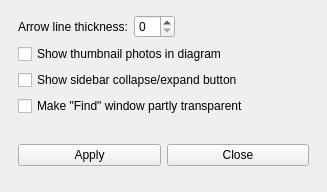
martinvanzijl/genealogy-maker, file gui/preferenceswindow.ui: the form before one commit.
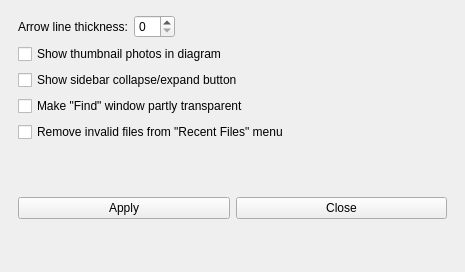
The form after the commit.

Commit message:
Allow removing invalid "recent file" menu entries (#13)
Fixes #11.

Diff of the .ui file:
```diff
--- a/gui/preferenceswindow.ui
+++ b/gui/preferenceswindow.ui
@@ -6,8 +6,8 @@
    <rect>
     <x>0</x>
     <y>0</y>
-    <width>327</width>
-    <height>192</height>
+    <width>465</width>
+    <height>272</height>
    </rect>
   </property>
   <property name="windowTitle">
@@ -26,47 +26,101 @@
       <property name="frameShadow">
        <enum>QFrame::Raised</enum>
       </property>
-      <layout class="QFormLayout" name="formLayout">
-       <property name="fieldGrowthPolicy">
-        <enum>QFormLayout::ExpandingFieldsGrow</enum>
-       </property>
+      <layout class="QVBoxLayout" name="verticalLayout_2">
        <property name="topMargin">
         <number>6</number>
        </property>
        <property name="bottomMargin">
         <number>6</number>
        </property>
-       <item row="0" column="0">
-        <widget class="QLabel" name="labelArrowLineThickness">
-         <property name="text">
-          <string>Arrow line thickness:</string>
+       <item>
+        <widget class="QFrame" name="frameArrowThickness">
+         <property name="frameShape">
+          <enum>QFrame::NoFrame</enum>
          </property>
+         <property name="frameShadow">
+          <enum>QFrame::Raised</enum>
+         </property>
+         <layout class="QHBoxLayout" name="horizontalLayout_2" stretch="0,0,0">
+          <property name="sizeConstraint">
+           <enum>QLayout::SetDefaultConstraint</enum>
+          </property>
+          <property name="leftMargin">
+           <number>0</number>
+          </property>
+          <property name="topMargin">
+           <number>0</number>
+          </property>
+          <property name="rightMargin">
+           <number>0</number>
+          </property>
+          <property name="bottomMargin">
+           <number>0</number>
+          </property>
+          <item>
+           <widget class="QLabel" name="labelArrowLineThickness">
+            <property name="text">
+             <string>Arrow line thickness:</string>
+            </property>
+           </widget>
+          </item>
+          <item>
+           <widget class="QSpinBox" name="spinBoxArrowLineThickness">
+            <property name="maximumSize">
+             <size>
+              <width>80</width>
+              <height>16777215</height>
+             </size>
+            </property>
+            <property name="value">
+             <number>0</number>
+            </property>
+           </widget>
+          </item>
+          <item>
+           <spacer name="horizontalSpacer">
+            <property name="orientation">
+             <enum>Qt::Horizontal</enum>
+            </property>
+            <property name="sizeHint" stdset="0">
+             <size>
+              <width>40</width>
+              <height>20</height>
+             </size>
+            </property>
+           </spacer>
+          </item>
+         </layout>
         </widget>
        </item>
-       <item row="2" column="0" colspan="2">
+       <item>
         <widget class="QCheckBox" name="checkBoxShowTumbnail">
          <property name="text">
           <string>Show thumbnail photos in diagram</string>
          </property>
         </widget>
        </item>
-       <item row="3" column="0" colspan="2">
+       <item>
         <widget class="QCheckBox" name="checkBoxShowCollapseButton">
          <property name="text">
           <string>Show sidebar collapse/expand button</string>
          </property>
         </widget>
        </item>
-       <item row="0" column="1">
-        <widget class="QSpinBox" name="spinBoxArrowLineThickness"/>
-       </item>
-       <item row="4" column="0" colspan="2">
+       <item>
         <widget class="QCheckBox" name="checkBoxFindWindowTransparent">
          <property name="text">
           <string>Make &quot;Find&quot; window partly transparent</string>
          </property>
         </widget>
        </item>
+       <item>
+        <widget class="QCheckBox" name="checkBoxRemoveInvalidFiles">
+         <property name="text">
+          <string>Remove invalid files from &quot;Recent Files&quot; menu</string>
+         </property>
+        </widget>
+       </item>
       </layout>
      </widget>
     </item>
```
The commit also changes 5 other files.
